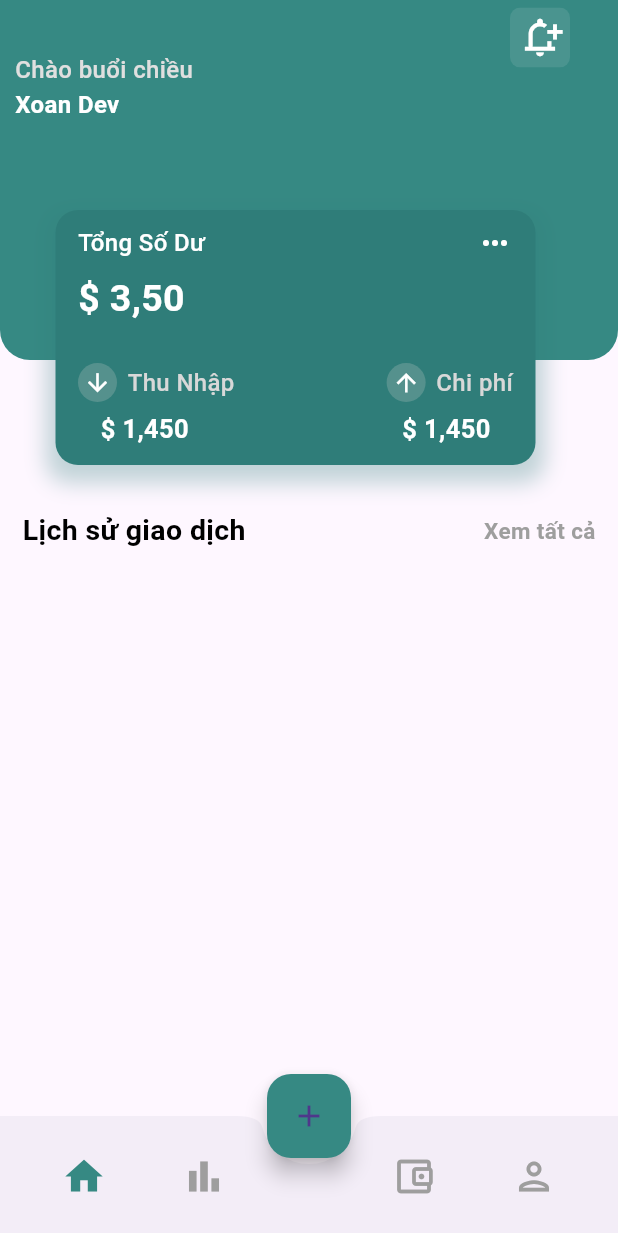
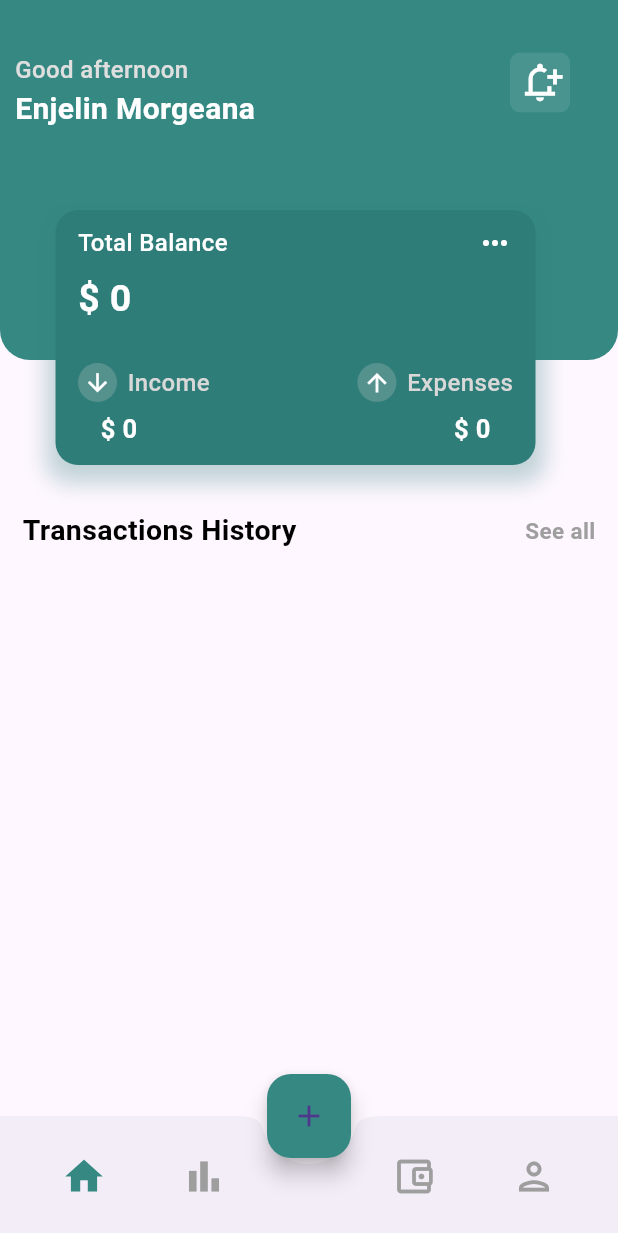
Before and after one commit to NguyenNhatHuynh/Finance-XD-App, a Flutter app: the screen it shows after launch, on a phone screen of 412 x 824 dp. Shown: the top 1233 px of the screen. Run offline on Flutter 3.47's test engine with Material 3 defaults, Android fonts, the phone set to English and light mode, and no system bars; our stand-ins replace hive, hive_flutter, syncfusion_flutter_charts; missing offline and left inert: name_your_price; accounts and stored records are empty.

Commit message:
Design Home Screen v2

```diff
--- a/lib/Screens/home.dart
+++ b/lib/Screens/home.dart
@@ -1,14 +1,37 @@
 import 'package:flutter/material.dart';
-import 'package:name_your_price/data/listdata.dart';
+import 'package:hive/hive.dart';
+import 'package:hive_flutter/adapters.dart';
+import 'package:finance_appXD/data/listdata.dart';
+import 'package:finance_appXD/data/model/add_date.dart';
+import 'package:finance_appXD/data/utlity.dart';
 
-class Home extends StatelessWidget {
+class Home extends StatefulWidget {
   const Home({Key? key}) : super(key: key);
 
+  @override
+  State<Home> createState() => _HomeState();
+}
+
+class _HomeState extends State<Home> {
+  var history;
+  final box = Hive.box<Add_data>('data');
+  final List<String> day = [
+    'Monday',
+    "Tuesday",
+    "Wednesday",
+    "Thursday",
+    'friday',
+    'saturday',
+    'sunday'
+  ];
   @override
   Widget build(BuildContext context) {
     return Scaffold(
       body: SafeArea(
-        child: CustomScrollView(
+          child: ValueListenableBuilder(
+              valueListenable: box.listenable(),
+              builder: (context, value, child) {
+                return CustomScrollView(
                   slivers: [
                     SliverToBoxAdapter(
                       child: SizedBox(height: 340, child: _head()),
@@ -20,7 +43,7 @@ class Home extends StatelessWidget {
                           mainAxisAlignment: MainAxisAlignment.spaceBetween,
                           children: [
                             Text(
-                      'Lịch sử giao dịch',
+                              'Transactions History',
                               style: TextStyle(
                                 fontWeight: FontWeight.w600,
                                 fontSize: 19,
@@ -28,7 +51,7 @@ class Home extends StatelessWidget {
                               ),
                             ),
                             Text(
-                      'Xem tất cả',
+                              'See all',
                               style: TextStyle(
                                 fontWeight: FontWeight.w600,
                                 fontSize: 15,
@@ -42,39 +65,52 @@ class Home extends StatelessWidget {
                     SliverList(
                       delegate: SliverChildBuilderDelegate(
                         (context, index) {
+                          history = box.values.toList()[index];
+                          return getList(history, index);
+                        },
+                        childCount: box.length,
+                      ),
+                    )
+                  ],
+                );
+              })),
+    );
+  }
+
+  Widget getList(Add_data history, int index) {
+    return Dismissible(
+        key: UniqueKey(),
+        onDismissed: (direction) {
+          history.delete();
+        },
+        child: get(index, history));
+  }
+
+  ListTile get(int index, Add_data history) {
     return ListTile(
       leading: ClipRRect(
         borderRadius: BorderRadius.circular(5),
-                      child: Image.asset('assets/${geter()[index].image!}',
-                          height: 40),
+        child: Image.asset('images/${history.name}.png', height: 40),
       ),
       title: Text(
-                      geter()[index].name!,
+        history.name,
         style: TextStyle(
+          fontSize: 17,
           fontWeight: FontWeight.w600,
-                        fontSize: 17,
         ),
       ),
       subtitle: Text(
-                      geter()[index].time!,
+        '${day[history.datetime.weekday - 1]}  ${history.datetime.year}-${history.datetime.day}-${history.datetime.month}',
         style: TextStyle(
           fontWeight: FontWeight.w600,
         ),
       ),
       trailing: Text(
-                      geter()[index].free!,
+        history.amount,
         style: TextStyle(
           fontWeight: FontWeight.w600,
           fontSize: 19,
-                        color: geter()[index].buy! ? Colors.red : Colors.green,
-                      ),
-                    ),
-                  );
-                },
-                childCount: geter().length,
-              ),
-            )
-          ],
+          color: history.IN == 'Income' ? Colors.green : Colors.red,
         ),
       ),
     );
@@ -98,7 +134,7 @@ class Home extends StatelessWidget {
               child: Stack(
                 children: [
                   Positioned(
-                    top: 5,
+                    top: 35,
                     left: 340,
                     child: ClipRRect(
                       borderRadius: BorderRadius.circular(7),
@@ -120,7 +156,7 @@ class Home extends StatelessWidget {
                       crossAxisAlignment: CrossAxisAlignment.start,
                       children: [
                         Text(
-                          'Chào buổi chiều',
+                          'Good afternoon',
                           style: TextStyle(
                             fontWeight: FontWeight.w500,
                             fontSize: 16,
@@ -128,10 +164,10 @@ class Home extends StatelessWidget {
                           ),
                         ),
                         Text(
-                          'Xoan Dev',
+                          'Enjelin Morgeana',
                           style: TextStyle(
                             fontWeight: FontWeight.w600,
-                            fontSize: 16,
+                            fontSize: 20,
                             color: Colors.white,
                           ),
                         ),
@@ -170,7 +206,7 @@ class Home extends StatelessWidget {
                     mainAxisAlignment: MainAxisAlignment.spaceBetween,
                     children: [
                       Text(
-                        'Tổng Số Dư',
+                        'Total Balance',
                         style: TextStyle(
                           fontWeight: FontWeight.w500,
                           fontSize: 16,
@@ -190,13 +226,13 @@ class Home extends StatelessWidget {
                   child: Row(
                     children: [
                       Text(
-                        '\$ 3,50',
+                        '\$ ${total()}',
                         style: TextStyle(
                           fontWeight: FontWeight.bold,
                           fontSize: 25,
                           color: Colors.white,
                         ),
-                      )
+                      ),
                     ],
                   ),
                 ),
@@ -219,7 +255,7 @@ class Home extends StatelessWidget {
                           ),
                           SizedBox(width: 7),
                           Text(
-                            'Thu Nhập',
+                            'Income',
                             style: TextStyle(
                               fontWeight: FontWeight.w500,
                               fontSize: 16,
@@ -241,7 +277,7 @@ class Home extends StatelessWidget {
                           ),
                           SizedBox(width: 7),
                           Text(
-                            'Chi phí',
+                            'Expenses',
                             style: TextStyle(
                               fontWeight: FontWeight.w500,
                               fontSize: 16,
@@ -260,7 +296,7 @@ class Home extends StatelessWidget {
                     mainAxisAlignment: MainAxisAlignment.spaceBetween,
                     children: [
                       Text(
-                        '\$ 1,450',
+                        '\$ ${income()}',
                         style: TextStyle(
                           fontWeight: FontWeight.w600,
                           fontSize: 17,
@@ -268,7 +304,7 @@ class Home extends StatelessWidget {
                         ),
                       ),
                       Text(
-                        '\$ 1,450',
+                        '\$ ${expenses()}',
                         style: TextStyle(
                           fontWeight: FontWeight.w600,
                           fontSize: 17,
@@ -277,11 +313,11 @@ class Home extends StatelessWidget {
                       ),
                     ],
                   ),
-                ),
+                )
               ],
             ),
           ),
-        ),
+        )
       ],
     );
   }
```
Lines whose indentation alone changed are shown as unchanged.
